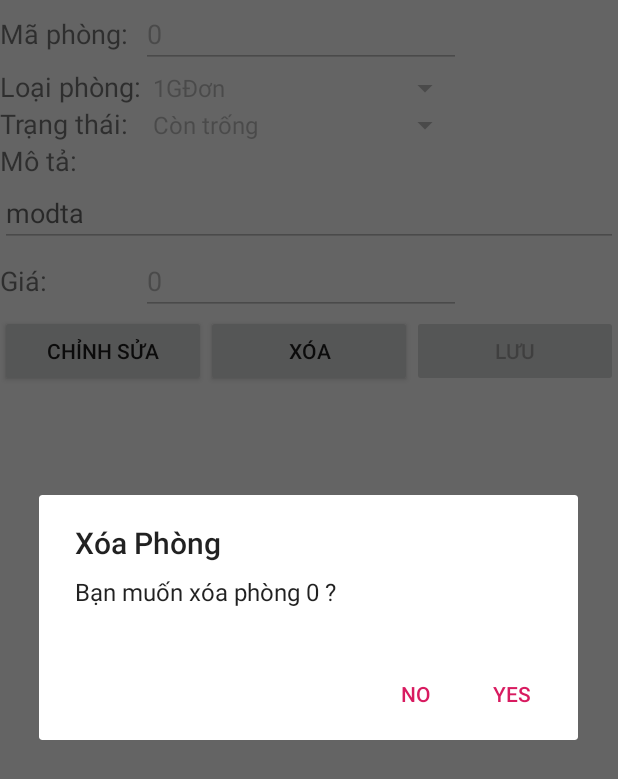
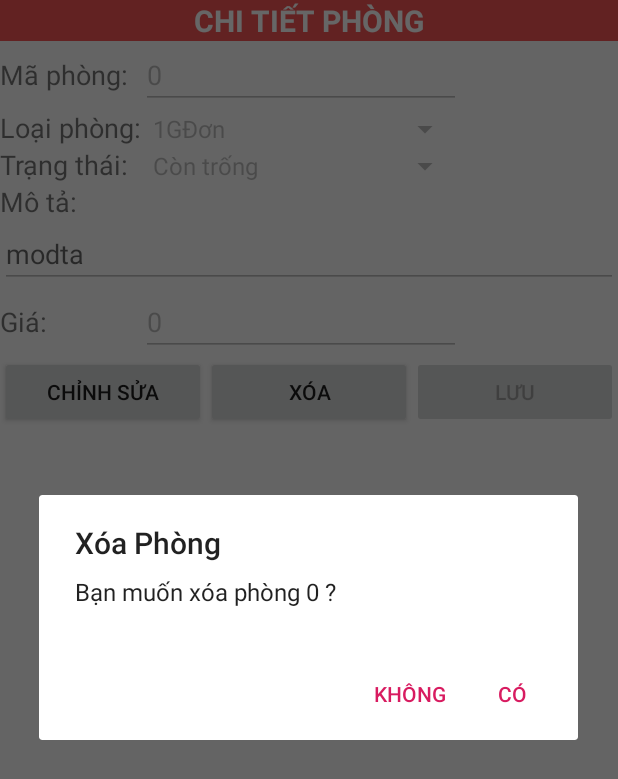
Before and after one commit to trvthanh/Android_QLKS, an Android app: the ChiTietPhongActivity screen opened directly, with no data from a screen before it, after a tap on "XÓA", on a phone screen of 412 x 824 dp. Shown: the top 779 px of the screen. Run offline under Robolectric (Android 15) with nearby library versions, the phone set to English and light mode, and no system bars.

Commit message:
Thanh: sửa các thong báo trạng thái.

```diff
--- a/app/src/main/java/com/trvthanh/qlks/ChiTietPhongActivity.java
+++ b/app/src/main/java/com/trvthanh/qlks/ChiTietPhongActivity.java
@@ -99,7 +99,7 @@ public class ChiTietPhongActivity extends Activity {
                 int mp=Integer.parseInt(txtMaPhong.getText().toString());
                 int gia=Integer.parseInt(txtGia.getText().toString());
                 Phong phong=new Phong(mp,spnLoaiPhong.getSelectedItem()+"",txtMoTa.getText()+"",gia,spnTrangThai.getSelectedItem()+"");
-                Toast.makeText(getApplicationContext(),"Updated",Toast.LENGTH_LONG).show();
+                Toast.makeText(getApplicationContext(),"Đã sửa !",Toast.LENGTH_LONG).show();
                 db.createPhong(phong);
 
                 finish();
@@ -119,7 +119,7 @@ public class ChiTietPhongActivity extends Activity {
         AlertDialog.Builder builder = new AlertDialog.Builder(this);
         builder.setTitle("Xóa Phòng");
         builder.setMessage("Bạn muốn xóa phòng "+txtMaPhong.getText()+" ?");
-        builder.setPositiveButton("Yes", new DialogInterface.OnClickListener() {
+        builder.setPositiveButton("CÓ", new DialogInterface.OnClickListener() {
             @Override
             public void onClick(DialogInterface dialog, int which) {
                 int mp=Integer.parseInt(txtMaPhong.getText().toString());
@@ -129,7 +129,7 @@ public class ChiTietPhongActivity extends Activity {
                 Toast.makeText(ChiTietPhongActivity.this, "Đã Xóa !", Toast.LENGTH_SHORT).show();
                 finish();
             }
-        }).setNegativeButton("No", new DialogInterface.OnClickListener() {
+        }).setNegativeButton("KHÔNG", new DialogInterface.OnClickListener() {
             @Override
             public void onClick(DialogInterface dialog, int which) {
 
--- a/app/src/main/java/com/trvthanh/qlks/Chitietnhanvien.java
+++ b/app/src/main/java/com/trvthanh/qlks/Chitietnhanvien.java
@@ -39,7 +39,7 @@ public class Chitietnhanvien extends AppCompatActivity {
         btnsua = findViewById(R.id.btnSuaNV);
         btnXoa = findViewById(R.id.btnXoaNV);
 
-        Toast.makeText(getApplicationContext(),intent.getStringExtra(QLNVActivity.TENNV),Toast.LENGTH_LONG).show();
+       // Toast.makeText(getApplicationContext(),intent.getStringExtra(QLNVActivity.TENNV),Toast.LENGTH_LONG).show();
         edsuaMaNV.setText(intent.getIntExtra(QLNVActivity.MANV,0)+"");
         edsuaMaNV.setEnabled(false);
         edsuaTenNV.setText(intent.getStringExtra(QLNVActivity.TENNV));
@@ -77,7 +77,7 @@ public class Chitietnhanvien extends AppCompatActivity {
             public void onClick(View v) {
 
                db.deleteNV(Integer.parseInt(edsuaMaNV.getText().toString()));
-                Toast.makeText(getApplicationContext(),"deleted",Toast.LENGTH_LONG).show();
+                Toast.makeText(getApplicationContext(),"Đã xóa !",Toast.LENGTH_LONG).show();
                 finish();
                 Intent intent1 = new Intent(Chitietnhanvien.this,QLNVActivity.class);
                 startActivity(intent1);
@@ -98,7 +98,7 @@ public class Chitietnhanvien extends AppCompatActivity {
 
                 NhanVien nv = new NhanVien(manv,tennv,cmnd,ns,dc,sdt,gt);
                 db.createNV(nv);
-                Toast.makeText(getApplicationContext(),"Updated",Toast.LENGTH_LONG).show();
+                Toast.makeText(getApplicationContext(),"Đã sửa !",Toast.LENGTH_LONG).show();
                 db.createNV(nv);
                 finish();
                 Intent intent1=new Intent(Chitietnhanvien.this,QLNVActivity.class);
--- a/app/src/main/java/com/trvthanh/qlks/Database.java
+++ b/app/src/main/java/com/trvthanh/qlks/Database.java
@@ -127,7 +127,7 @@ public class Database extends SQLiteOpenHelper {
         ContentValues values = new ContentValues();
         values.put(KEY_MAPHONG, phong.getMaPhong());
         values.put(KEY_LOAIPHONG, phong.getLoaiPhong());
-        values.put(KEY_MOTAPHONG, phong.getMaPhong());
+        values.put(KEY_MOTAPHONG, phong.getMoTa());
         values.put(KEY_GIAPHONG, phong.getGia());
         values.put(KEY_TRANGTHAI,phong.getTrangThai());
 
--- a/app/src/main/java/com/trvthanh/qlks/QLPhongActivity.java
+++ b/app/src/main/java/com/trvthanh/qlks/QLPhongActivity.java
@@ -16,6 +16,8 @@ import android.widget.Toast;
 import java.util.ArrayList;
 import java.util.List;
 
+//Mo lai title bar
+//public class QLPhongActivity extends AppCompatActivity {
 public class QLPhongActivity extends Activity {
     private Spinner spnLoaiPhong;
     private Button btnThemPhong;
--- a/app/src/main/java/com/trvthanh/qlks/ThemDichVuActivity.java
+++ b/app/src/main/java/com/trvthanh/qlks/ThemDichVuActivity.java
@@ -45,7 +45,7 @@ public class ThemDichVuActivity extends AppCompatActivity {
                 //them vao database
                 DichVu dichVu =new DichVu(madv,tendv,mota,dvt,gia);
                 db.createDV(dichVu);
-                Toast.makeText(getApplicationContext(),"Added",Toast.LENGTH_LONG).show();
+                Toast.makeText(getApplicationContext(),"Đã thêm !",Toast.LENGTH_LONG).show();
                 Intent intent = new Intent(getApplicationContext(),QLDVActivity.class);
                 startActivity(intent);
                 finish();
--- a/app/src/main/java/com/trvthanh/qlks/ThemKhach.java
+++ b/app/src/main/java/com/trvthanh/qlks/ThemKhach.java
@@ -48,6 +48,7 @@ public class ThemKhach extends AppCompatActivity {
 
                 Khach khach=new Khach(cmnd,hoten,diachi,sdt,gioitinh);
                 db.createKhach(khach);
+                Toast.makeText(getApplicationContext(),"Thêm thành công !",Toast.LENGTH_LONG).show();
                 Intent intent=new Intent(ThemKhach.this,QLKhachActivity.class);
                 startActivity(intent);
                 finish();
--- a/app/src/main/java/com/trvthanh/qlks/ThemNV.java
+++ b/app/src/main/java/com/trvthanh/qlks/ThemNV.java
@@ -57,7 +57,7 @@ public class ThemNV extends AppCompatActivity {
                 }
                 NhanVien nv = new NhanVien(manv,tennv,cmnd,ns,dc,sdt,gt);
                 db.createNV(nv);
-                Toast.makeText(getApplicationContext(),"Added",Toast.LENGTH_LONG).show();
+                Toast.makeText(getApplicationContext(),"Đã thêm !",Toast.LENGTH_LONG).show();
                 Intent intent=new Intent(ThemNV.this,QLNVActivity.class);
                 startActivity(intent);
             }
--- a/app/src/main/java/com/trvthanh/qlks/ThemPhong.java
+++ b/app/src/main/java/com/trvthanh/qlks/ThemPhong.java
@@ -63,7 +63,7 @@ public class ThemPhong extends Activity {
 
                Phong phong=new Phong(mp,lp,mt,g,tt);
                db.createPhong(phong);
-                Toast.makeText(getApplicationContext(),"Added",Toast.LENGTH_LONG).show();
+                Toast.makeText(getApplicationContext(),"Đã thêm !",Toast.LENGTH_LONG).show();
                 Intent intent=new Intent(ThemPhong.this,QLPhongActivity.class);
                 startActivity(intent);
                 finish();
--- a/app/src/main/java/com/trvthanh/qlks/chitietdv.java
+++ b/app/src/main/java/com/trvthanh/qlks/chitietdv.java
@@ -88,7 +88,7 @@ public class chitietdv extends AppCompatActivity {
                 int madv = Integer.parseInt(txtmadv.getText().toString());
                 int gia = Integer.parseInt(txtGia1.getText().toString());
                 DichVu dichVu = new DichVu(madv, txttendv.getText()+"",txtmota.getText()+"",cbxdvt.getSelectedItem()+"",gia);
-                Toast.makeText(getApplicationContext(), "Updated", Toast.LENGTH_SHORT).show();
+                Toast.makeText(getApplicationContext(), "Đã sửa !", Toast.LENGTH_SHORT).show();
                 db.createDV(dichVu);
                 finish();
 
@@ -112,7 +112,7 @@ public class chitietdv extends AppCompatActivity {
                 Intent intent1 = new Intent(chitietdv.this, QLDVActivity.class);
                 startActivity(intent1);
                 finish();
-                Toast.makeText(chitietdv.this,txtmadv.getText().toString() , Toast.LENGTH_SHORT).show();
+                Toast.makeText(chitietdv.this,"Đã Xóa !" , Toast.LENGTH_SHORT).show();
             }
         }).setNegativeButton("Không", new DialogInterface.OnClickListener() {
             @Override
--- a/app/src/main/res/layout/activity_them_nv.xml
+++ b/app/src/main/res/layout/activity_them_nv.xml
@@ -17,6 +17,7 @@
             android:layout_width="wrap_content"
             android:layout_height="wrap_content"
             android:text="MaNV"
+            android:inputType="number"
             android:textSize="23dp"/>
 
         <EditText
--- a/app/src/main/res/layout/chi_tiet_phong_activity.xml
+++ b/app/src/main/res/layout/chi_tiet_phong_activity.xml
@@ -7,6 +7,13 @@
     android:layout_height="match_parent"
     android:orientation="vertical"
     tools:context=".ThemPhong">
+    <TextView
+        android:id="@+id/txtPhong"
+        style="@style/header"
+        android:text="CHI TIẾT PHÒNG"
+        android:layout_gravity="center"
+
+        />
 
     <TableRow
         android:layout_width="match_parent"
--- a/app/src/main/res/layout/chitietnhanvien_layout.xml
+++ b/app/src/main/res/layout/chitietnhanvien_layout.xml
@@ -17,6 +17,7 @@
             android:layout_width="wrap_content"
             android:layout_height="wrap_content"
             android:text="MaNV"
+            android:inputType="number"
             android:textSize="23dp"/>
 
         <EditText
```
Also changed, not shown: app/src/main/res/layout/them_phong_activity.xml (+7 -0 lines).
